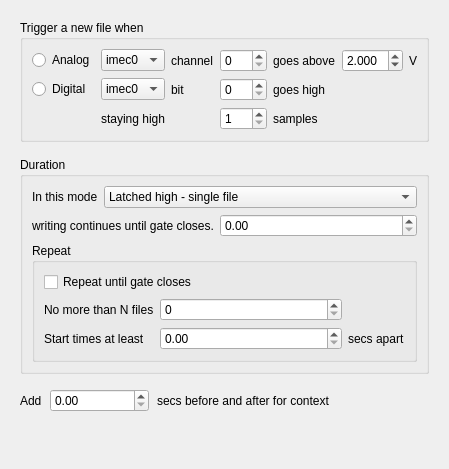
Above: Forms/TrigTTLPanel.ui from billkarsh/SpikeGLX before the change. Below: the same form after it.
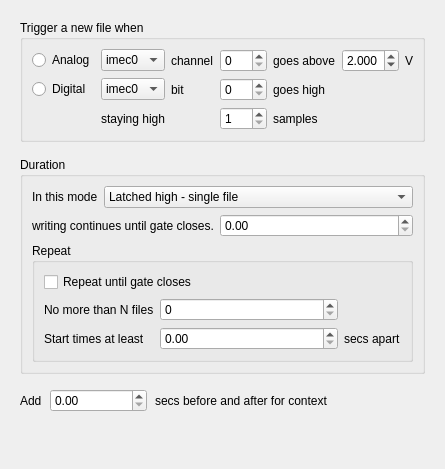
That is the form after the change.

```diff
--- a/Forms/TrigTTLPanel.ui
+++ b/Forms/TrigTTLPanel.ui
@@ -96,7 +96,7 @@
          <number>3</number>
         </property>
         <property name="minimum">
-         <double>-5.000000000000000</double>
+         <double>0.000000000000000</double>
         </property>
         <property name="maximum">
          <double>5.000000000000000</double>
```
